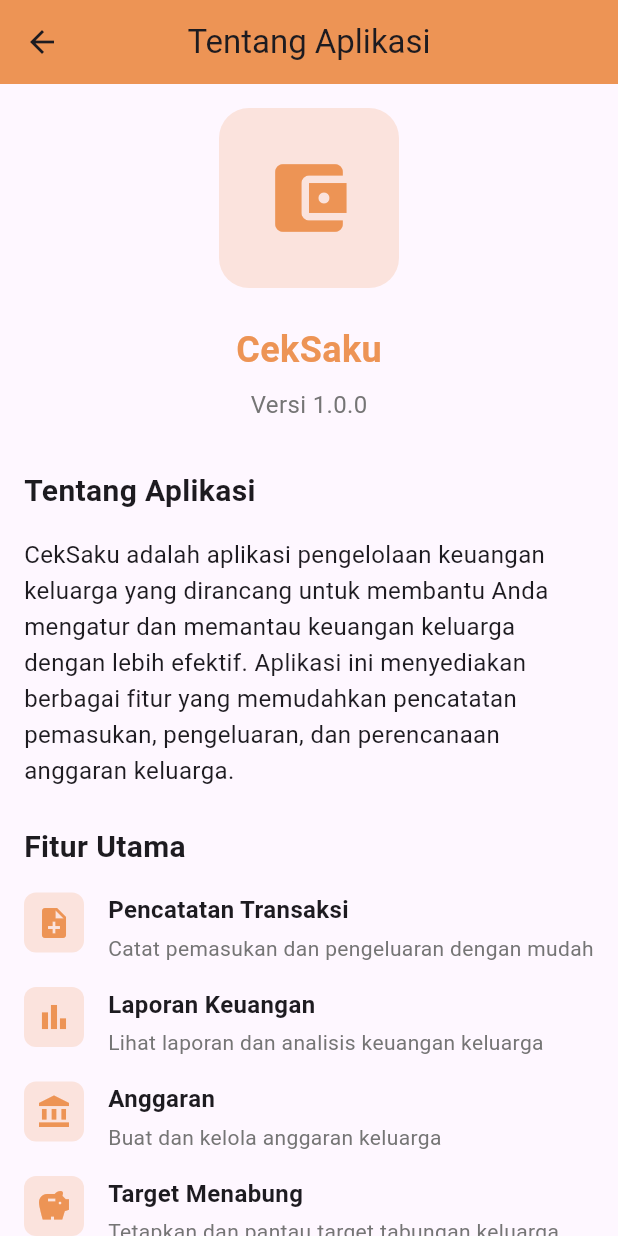
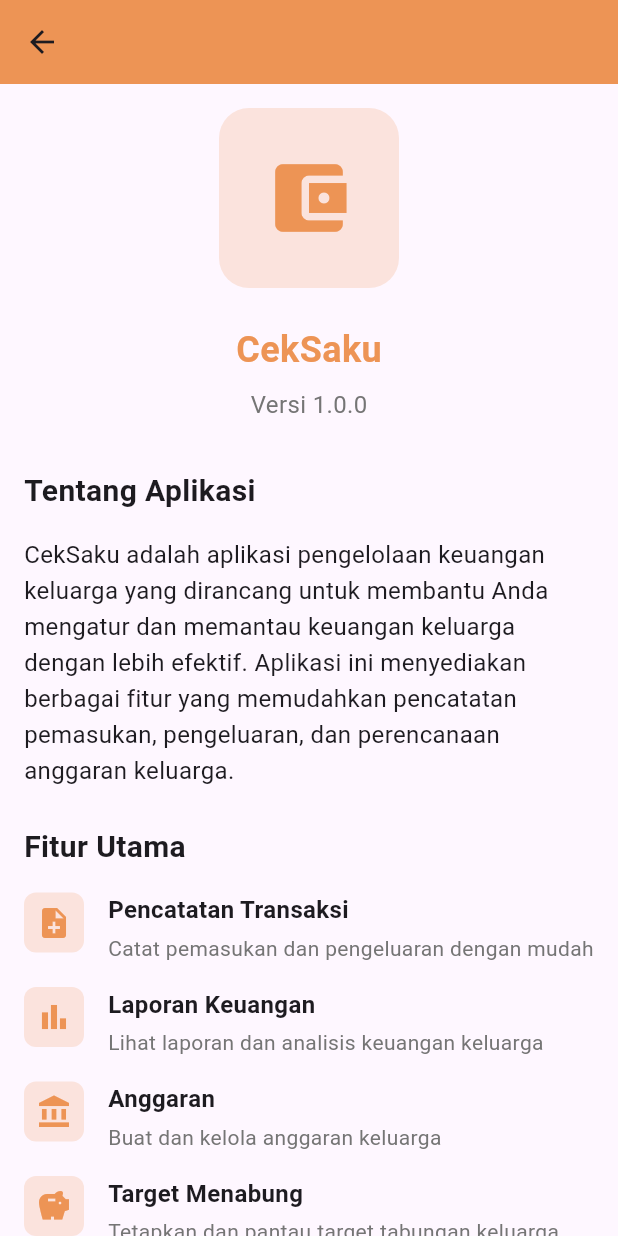
Before and after one commit to maechel11/PM2-CatatanKeuangan, a Flutter app: the AboutView screen opened by its route, on a phone screen of 412 x 824 dp. Run offline on Flutter 3.47's test engine with Material 3 defaults, Android fonts, the phone set to English and light mode, and no system bars; our stand-ins replace cloud_firestore, firebase_auth, firebase_core, get; accounts and stored records are empty.

Commit message:
hapus bagian judul

```diff
--- a/lib/app/modules/about/views/about_view.dart
+++ b/lib/app/modules/about/views/about_view.dart
@@ -11,7 +11,6 @@ class AboutView extends GetView<AboutController> {
   Widget build(BuildContext context) {
     return Scaffold(
       appBar: AppBar(
-        title: const Text('Tentang Aplikasi'),
         centerTitle: true,
         backgroundColor: const Color.fromARGB(255, 237, 148, 85),
       ),
--- a/lib/app/routes/app_pages.dart
+++ b/lib/app/routes/app_pages.dart
@@ -85,13 +85,6 @@ class AppPages {
       name: _Paths.ABOUT,
       page: () => const AboutView(),
       binding: AboutBinding(),
-      children: [
-        GetPage(
-          name: _Paths.ABOUT,
-          page: () => const AboutView(),
-          binding: AboutBinding(),
-        ),
-      ],
     ),
   ];
 }
```
